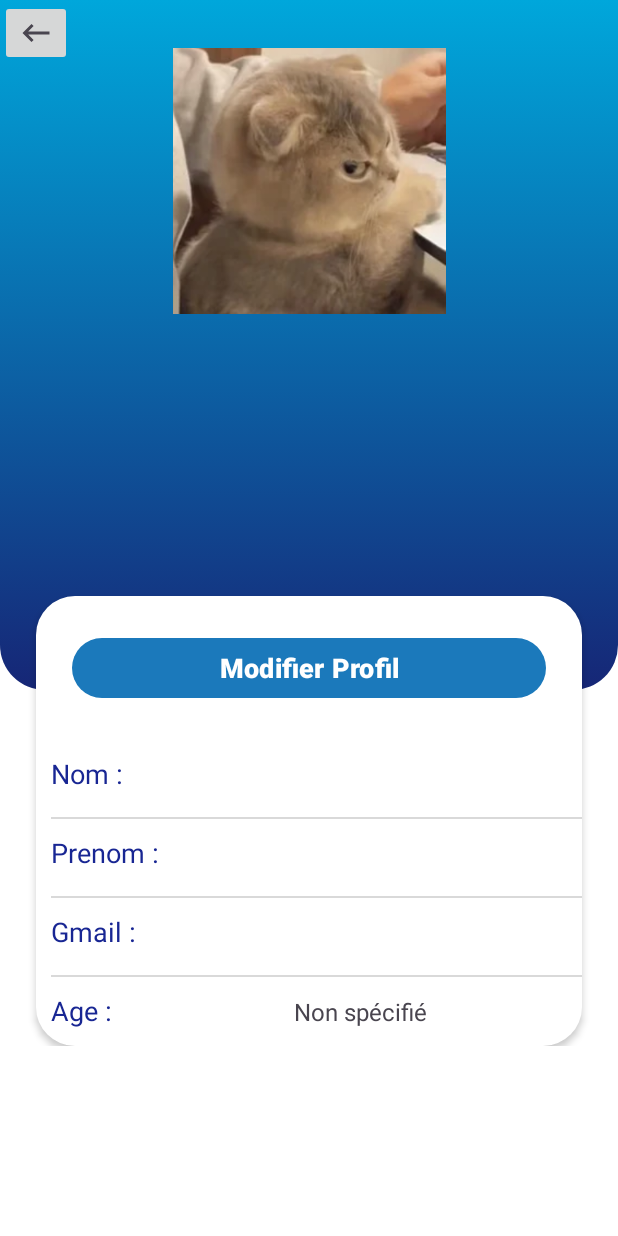
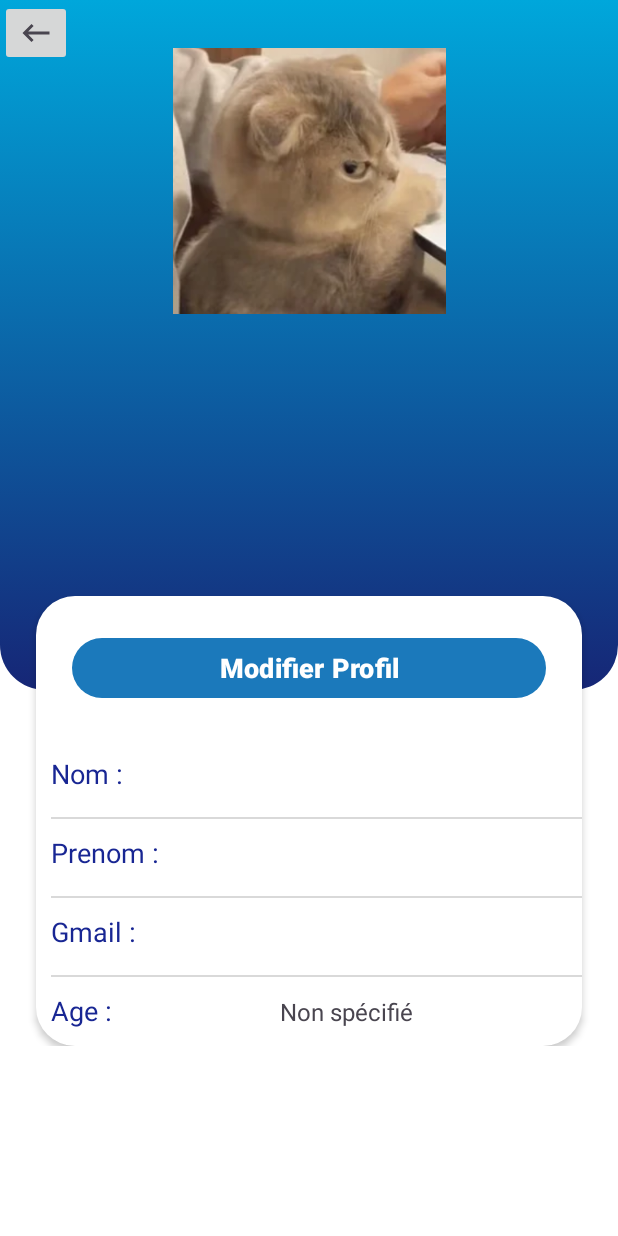
Before and after one commit to Nah-I-d-win/only-friends, an Android app: the ProfileActivity screen opened directly, with no data from a screen before it, on a phone screen of 412 x 824 dp. Run offline under Robolectric (Android 15) with nearby library versions, the phone set to English and light mode, and no system bars; our stand-ins replace Firebase (no records; nobody signed in at launch, a user with empty details on screens opened directly).

Commit message:
mobuto arc 2

```diff
--- a/app/src/main/res/layout/activity_profil.xml
+++ b/app/src/main/res/layout/activity_profil.xml
@@ -114,7 +114,7 @@
 
                         <TextView
                             android:id="@+id/NameView"
-                            android:layout_width="wrap_content"
+                            android:layout_width="38dp"
                             android:layout_height="45dp"
                             android:layout_marginStart="@dimen/item_padding_profile"
                             android:layout_weight="1"
@@ -150,7 +150,7 @@
 
                         <TextView
                             android:id="@+id/LastnameView"
-                            android:layout_width="57dp"
+                            android:layout_width="41dp"
                             android:layout_height="45dp"
                             android:layout_marginStart="@dimen/item_padding_profile"
                             android:layout_weight="1"
@@ -186,7 +186,7 @@
 
                         <TextView
                             android:id="@+id/MailView"
-                            android:layout_width="wrap_content"
+                            android:layout_width="41dp"
                             android:layout_height="45dp"
                             android:layout_marginStart="@dimen/item_padding_profile"
                             android:layout_weight="1"
@@ -222,7 +222,7 @@
 
                         <TextView
                             android:id="@+id/ageView"
-                            android:layout_width="59dp"
+                            android:layout_width="wrap_content"
                             android:layout_height="45dp"
                             android:layout_marginStart="@dimen/item_padding_profile"
                             android:layout_weight="1"
```
